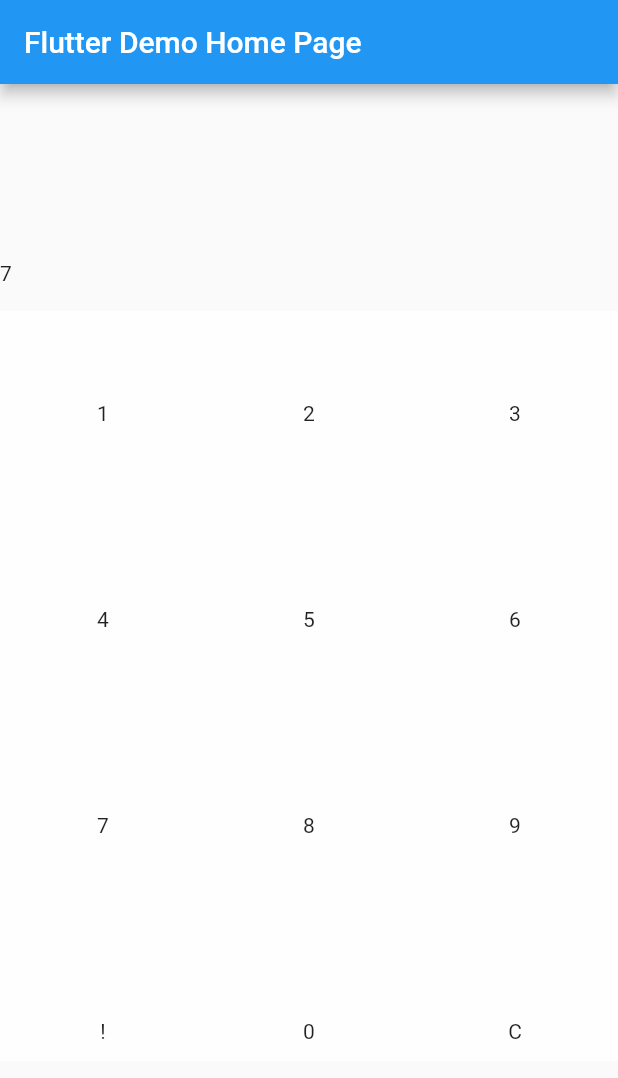
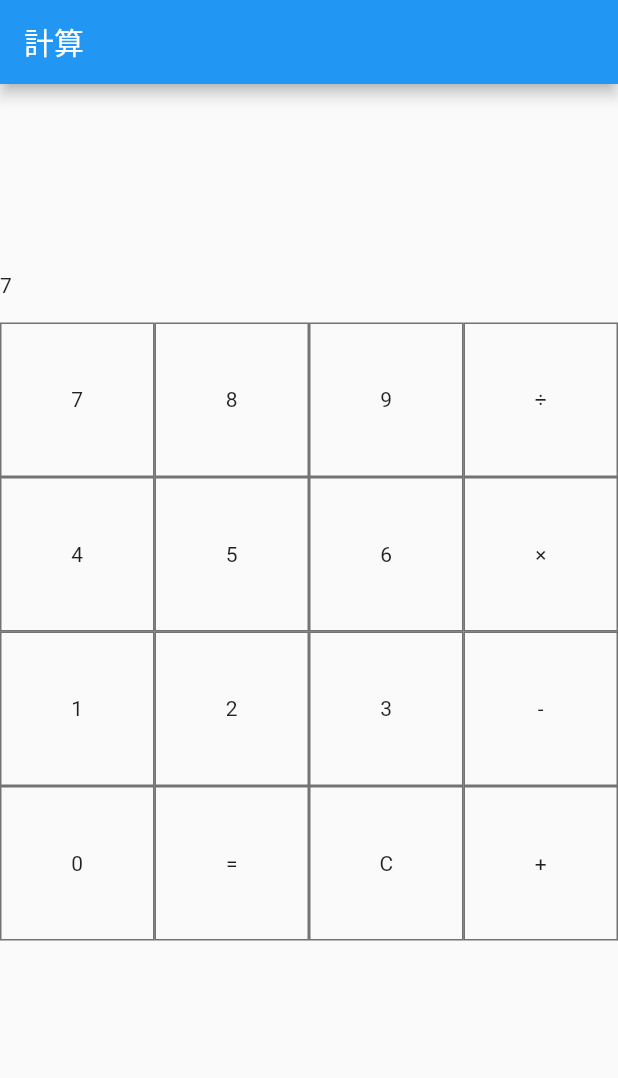
Before and after one commit to chouette11/calculate, a Flutter app: the screen it shows after launch, after a tap on an icon or button, on a phone screen of 412 x 824 dp. Shown: the top 1078 px of the screen. Run offline on Flutter 3.47's test engine with Material 2 defaults, Android fonts, the phone set to English and light mode, and no system bars.

Commit message:
fix 2 dentaku

```diff
--- a/lib/element.dart
+++ b/lib/element.dart
@@ -3,5 +3,5 @@ import 'package:flutter/material.dart';
 import 'package:provider/provider.dart';
 
 List<Map<String?, String?>> numbers = [
-  {"num": "1"}, {"num": "2"}, {"num": "3"}, {"num": "4"}, {"num": "5"}, {"num": "6"}, {"num": "7"}, {"num": "8"}, {"num": "9"}, {"num": "!"}, {"num": "0"}, {"num": "C"}, {"num": "*="},
+  {"num": "7"}, {"num": "8"}, {"num": "9"}, {"num": "÷"}, {"num": "4"}, {"num": "5"}, {"num": "6"}, {"num": "×"}, {"num": "1"}, {"num": "2"}, {"num": "3"}, {"num": "-"}, {"num": "0"}, {"num": "="}, {"num": "C"}, {"num": "+"},
 ];
--- a/lib/main.dart
+++ b/lib/main.dart
@@ -30,14 +30,13 @@ class MyHomePage extends StatelessWidget {
   Widget build(BuildContext context) {
     return Scaffold(
       appBar: AppBar(
-        title: Text(title),
+        title: Text("計算"),
       ),
       body: Column(
         mainAxisAlignment: MainAxisAlignment.center,
         children: <Widget>[
           Textfield(),
           ButtonsField(),
-          RigidTextField(),
         ],
       ),
     );
@@ -71,7 +70,7 @@ class ButtonsField extends StatelessWidget {
       width: 500,
       height: 500,
       child: GridView.count(
-          crossAxisCount: 3,
+          crossAxisCount: 4,
           children: numbers.map((e) => GridTile(
             child: Button(num: e["num"]!),
           ),
@@ -93,7 +92,9 @@ class Button extends StatelessWidget {
           model.calculation(num);
         },
         child: Container(
-          color: model.check == false ? Colors.white70 : Colors.lightBlue,
+          decoration: BoxDecoration(
+            border: Border.all(color: Colors.black54,width: 1)
+          ),
           child: Center(
             child: Text(
                 num
@@ -104,17 +105,3 @@ class Button extends StatelessWidget {
     });
   }
 }
-
-class RigidTextField extends StatelessWidget {
-  @override
-  Widget build(BuildContext context) {
-    return Consumer<Calculate1>(builder: (context, model, child) {
-      return Row(
-        mainAxisAlignment: MainAxisAlignment.start,
-        children: [
-          Text("${model.rigidResult}"),
-        ],
-      );
-    });
-  }
-}
--- a/lib/provider.dart
+++ b/lib/provider.dart
@@ -6,9 +6,11 @@ class Calculate1 extends ChangeNotifier {
   String result = "";
   String rigidResult = "";
   bool check = false;
+  String results = "";
+  String operator = "";
 
   calculation(String number) {
-    if (number != "*=" && number != "!") {
+    if (number != "=" && number != "C" && number != "+" && number != "-" && number != "÷" && number != "×") {
       check == false ? result += number : rigidResult += number;
       notifyListeners();
     }
@@ -16,16 +18,24 @@ class Calculate1 extends ChangeNotifier {
       check == false ? result = "" : rigidResult = "";
       notifyListeners();
     }
-    if (number == "*=") {
-      result = (double.parse(result) * int.parse(rigidResult)).toStringAsFixed(2);
+    if (number == "+" || number == "-" || number == "÷" || number == "×") {
+      results = result;
+      result = "";
+      operator = number;
       notifyListeners();
     }
-    if (number == "!") {
-      if (check == false) {
-        check = true;
+    if (number == "=") {
+      if (operator == "+"){
+        result = (int.parse(result) + int.parse(results)).toString();
         notifyListeners();
-      } else {
-        check = false;
+      } else if (operator == "-"){
+        result = (int.parse(results) - int.parse(result)).toString();
+        notifyListeners();
+      } else if (operator == "×"){
+        result = (int.parse(result) * int.parse(results)).toString();
+        notifyListeners();
+      } else if (operator == "÷"){
+        result = (int.parse(results) / int.parse(result)).toString();
         notifyListeners();
       }
     }
```
